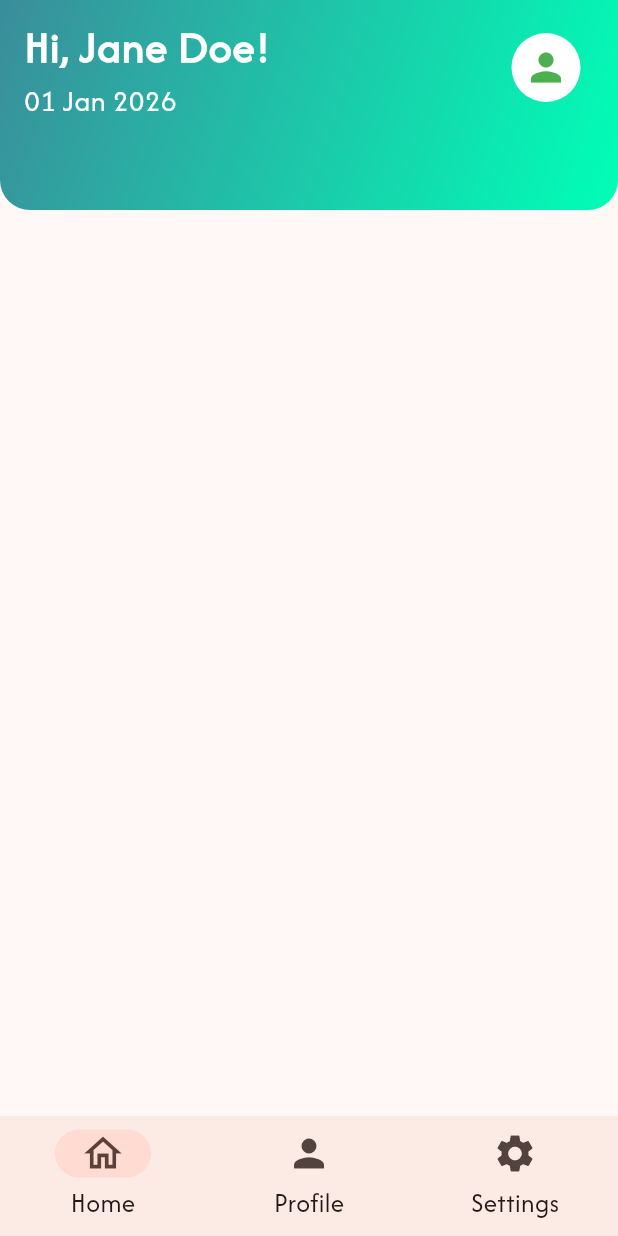
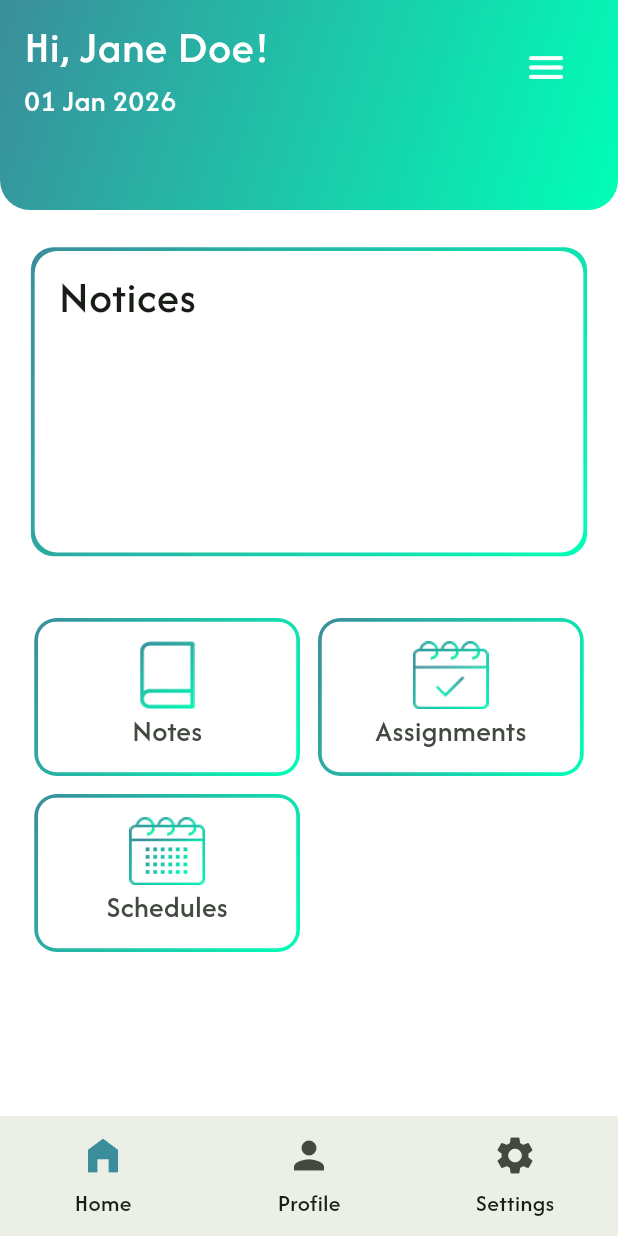
Before and after one commit to hamster336/digital_classroom, a Flutter app: the screen it shows after launch, on a phone screen of 412 x 824 dp. Run offline on Flutter 3.47's test engine with Material 3 defaults, Android fonts, the phone set to English and light mode, and no system bars.

Commit message:
Added new screens

```diff
--- a/mobile_app/lib/main.dart
+++ b/mobile_app/lib/main.dart
@@ -1,7 +1,10 @@
 import 'package:flutter/material.dart';
+import 'package:flutter/services.dart';
 import 'package:mobile_app/presentation/display.dart';
 
-void main() {
+void main() async {
+  WidgetsFlutterBinding.ensureInitialized();
+  SystemChrome.setPreferredOrientations([.portraitUp]);
   runApp(const MyApp());
 }
 
@@ -16,7 +19,7 @@ class MyApp extends StatelessWidget {
       title: 'Flutter Demo',
       theme: ThemeData(
         useMaterial3: true,
-        colorScheme: .fromSeed(seedColor: Colors.deepOrange),
+        colorScheme: .fromSeed(seedColor: Colors.green),
         fontFamily: 'Afacad',
         appBarTheme: AppBarThemeData(
           elevation: 0,
--- a/mobile_app/lib/model/custom_widgets.dart
+++ b/mobile_app/lib/model/custom_widgets.dart
@@ -31,16 +31,29 @@ class CustomWidgets {
     required String title,
     required Size size,
   }) {
-    return SizedBox(
+    return Container(
       width: size.width * 0.43,
+      decoration: BoxDecoration(
+        borderRadius: BorderRadius.all(Radius.circular(15)),
+        gradient: LinearGradient(
+          colors: <Color>[Color(0xFF3B8D9B), Color(0xFF00FFB7)],
+          begin: .topLeft,
+          end: .bottomRight,
+        ),
+      ),
+      padding: const EdgeInsets.all(2.5),
       child: Card(
-        elevation: 2,
+        color: Colors.white,
+        margin: .zero,
+        elevation: 0,
         child: ListTile(
+          contentPadding: const EdgeInsets.all(5),
           onTap: onTap,
-          title: Image(
-            image: AssetImage(imageAsset),
-            // width: size.width * 0.1,
-            height: size.width * 0.12,
+          title: Center(
+            child: Image(
+              image: AssetImage(imageAsset),
+              height: size.width * 0.11,
+            ),
           ),
           subtitle: Center(child: Text(title, style: TextStyle(fontSize: 20))),
         ),
--- /dev/null
+++ b/mobile_app/lib/presentation/assignment_screen.dart
@@ -0,0 +1,14 @@
+import 'package:flutter/material.dart';
+
+class AssignmentScreen extends StatelessWidget {
+  const AssignmentScreen({super.key});
+
+  @override
+  Widget build(BuildContext context) {
+    return Scaffold(
+      appBar: AppBar(
+        title: const Text('Assignments'),
+      ),
+    );
+  }
+}
--- a/mobile_app/lib/presentation/display.dart
+++ b/mobile_app/lib/presentation/display.dart
@@ -13,14 +13,34 @@ class Display extends StatefulWidget {
 class _DisplayState extends State<Display> {
   int currentPageIndex = 0;
 
-  final List<Widget> pages = const [HomeScreen(), UserProfile(), Settings()];
+  // final List<Widget> pages = const [HomeScreen(), UserProfile(), Settings()];
 
   @override
   Widget build(BuildContext context) {
     return Scaffold(
       // body: pages[currentPageIndex],
-      body: IndexedStack(index: currentPageIndex, children: pages),
+      body: IndexedStack(
+        index: currentPageIndex,
+        children: [
+          Navigator(
+            onGenerateRoute: (settings) {
+              return MaterialPageRoute(builder: (_) => const HomeScreen());
+            },
+          ),
+          Navigator(
+            onGenerateRoute: (settings) {
+              return MaterialPageRoute(builder: (_) => const UserProfile());
+            },
+          ),
+          Navigator(
+            onGenerateRoute: (settings) {
+              return MaterialPageRoute(builder: (_) => const Settings());
+            },
+          ),
+        ],
+      ),
 
+      // bottom navigation Bar
       bottomNavigationBar: NavigationBar(
         onDestinationSelected: (value) {
           setState(() => currentPageIndex = value);
@@ -28,24 +48,36 @@ class _DisplayState extends State<Display> {
         selectedIndex: currentPageIndex,
         destinations: [
           NavigationDestination(
-            selectedIcon: Icon(Icons.home_outlined, size: 30),
-            icon: Icon(Icons.home, size: 30),
+            selectedIcon: Icon(
+              Icons.home_filled,
+              size: 30,
+              color: Color(0xFF3B8D9B),
+            ),
+            icon: Icon(Icons.home_filled, size: 30),
             label: 'Home',
           ),
           NavigationDestination(
             icon: Icon(Icons.person, size: 30),
-            selectedIcon: Icon(Icons.person_outline, size: 28),
+            selectedIcon: Icon(
+              Icons.person,
+              size: 28,
+              color: Color(0xFF3B8D9B),
+            ),
             label: 'Profile',
           ),
           NavigationDestination(
             icon: Icon(Icons.settings, size: 30),
-            selectedIcon: Icon(Icons.settings_outlined, size: 30),
+            selectedIcon: Icon(
+              Icons.settings,
+              size: 30,
+              color: Color(0xFF3B8D9B),
+            ),
             label: 'Settings',
           ),
         ],
-        labelTextStyle: WidgetStateProperty.all(TextStyle(fontSize: 18)),
+        labelTextStyle: WidgetStateProperty.all(TextStyle(fontSize: 16)),
         elevation: 3,
-        indicatorColor: null,
+        indicatorColor: Colors.transparent,
       ),
     );
   }
--- a/mobile_app/lib/presentation/home_screen.dart
+++ b/mobile_app/lib/presentation/home_screen.dart
@@ -1,4 +1,8 @@
 import 'package:flutter/material.dart';
+import 'package:mobile_app/model/custom_widgets.dart';
+import 'package:mobile_app/presentation/assignment_screen.dart';
+import 'package:mobile_app/presentation/notes_screen.dart';
+import 'package:mobile_app/presentation/schedules.dart';
 // import 'package:intl/intl.dart';
 
 class HomeScreen extends StatelessWidget {
@@ -9,8 +13,11 @@ class HomeScreen extends StatelessWidget {
     final size = MediaQuery.of(context).size;
 
     return Scaffold(
-      body: Column(
+      backgroundColor: Colors.white,
+      body: SingleChildScrollView(
+        child: Column(
           children: [
+            // username and menu section
             Container(
               width: size.width,
               height: size.height * 0.17,
@@ -43,14 +50,82 @@ class HomeScreen extends StatelessWidget {
                     style: TextStyle(color: Colors.white, fontSize: 20),
                   ),
                   trailing: IconButton(
-                  style: IconButton.styleFrom(backgroundColor: Colors.white),
                     onPressed: () {},
-                  icon: Icon(Icons.person, color: Colors.green, size: 30),
+                    icon: Icon(
+                      Icons.menu_rounded,
+                      color: Colors.white,
+                      size: 30,
                     ),
                   ),
                 ),
               ),
+            ),
+
+            SizedBox(height: size.height * 0.03),
+
+            // Notice section
+            Container(
+              width: size.width * 0.9,
+              height: size.height * 0.25,
+              decoration: BoxDecoration(
+                borderRadius: BorderRadius.all(Radius.circular(15)),
+                gradient: LinearGradient(
+                  colors: <Color>[Color(0xFF3B8D9B), Color(0xFF00FFB7)],
+                  begin: .topLeft,
+                  end: .bottomRight,
+                ),
+              ),
+              padding: const EdgeInsets.all(2.5),
+              child: Container(
+                decoration: BoxDecoration(
+                  color: Colors.white,
+                  borderRadius: BorderRadius.all(Radius.circular(15)),
+                ),
+                child: ListTile(
+                  title: const Text('Notices', style: TextStyle(fontSize: 30)),
+                ),
+              ),
+            ),
+
+            SizedBox(height: size.height * 0.05),
+
+            // notes, assignments and schedules
+            Wrap(
+              spacing: 12,
+              runSpacing: 12,
+              alignment: .spaceBetween,
+              children: [
+                CustomWidgets.homeScreenCard(
+                  onTap: () => Navigator.push(
+                    context,
+                    MaterialPageRoute(builder: (_) => const NotesScreen()),
+                  ),
+                  imageAsset: 'assets/icons/book.png',
+                  title: 'Notes',
+                  size: size,
+                ),
+                CustomWidgets.homeScreenCard(
+                  onTap: () => Navigator.push(
+                    context,
+                    MaterialPageRoute(builder: (_) => const AssignmentScreen()),
+                  ),
+                  imageAsset: 'assets/icons/assignment.png',
+                  title: 'Assignments',
+                  size: size,
+                ),
+                CustomWidgets.homeScreenCard(
+                  onTap: () => Navigator.push(
+                    context,
+                    MaterialPageRoute(builder: (_) => const Schedules()),
+                  ),
+                  imageAsset: 'assets/icons/schedule.png',
+                  title: 'Schedules',
+                  size: size,
+                ),
               ],
+            ),
+          ],
+        ),
       ),
     );
   }
--- /dev/null
+++ b/mobile_app/lib/presentation/notes_screen.dart
@@ -0,0 +1,14 @@
+import 'package:flutter/material.dart';
+
+class NotesScreen extends StatelessWidget {
+  const NotesScreen({super.key});
+
+  @override
+  Widget build(BuildContext context) {
+    return Scaffold(
+      appBar: AppBar(
+        title: const Text('Notes'),
+      ),
+    );
+  }
+}
--- /dev/null
+++ b/mobile_app/lib/presentation/schedules.dart
@@ -0,0 +1,10 @@
+import 'package:flutter/material.dart';
+
+class Schedules extends StatelessWidget {
+  const Schedules({super.key});
+
+  @override
+  Widget build(BuildContext context) {
+    return Scaffold(appBar: AppBar(title: const Text('Schedules')));
+  }
+}
--- a/mobile_app/pubspec.yaml
+++ b/mobile_app/pubspec.yaml
@@ -76,7 +76,7 @@ flutter:
   fonts:
     - family: Afacad
       fonts:
-        - asset: assets/fonts/Afacad-Regular.ttf
+        - asset: assets/fonts/Afacad-Medium.ttf
   #       - asset: fonts/Schyler-Italic.ttf
   #         style: italic
   #   - family: Trajan Pro
```
Also changed, not shown: mobile_app/assets/icons/assignment.png, mobile_app/assets/icons/book.png, mobile_app/assets/icons/schedule.png (added). Lines whose indentation alone changed are shown as unchanged.
